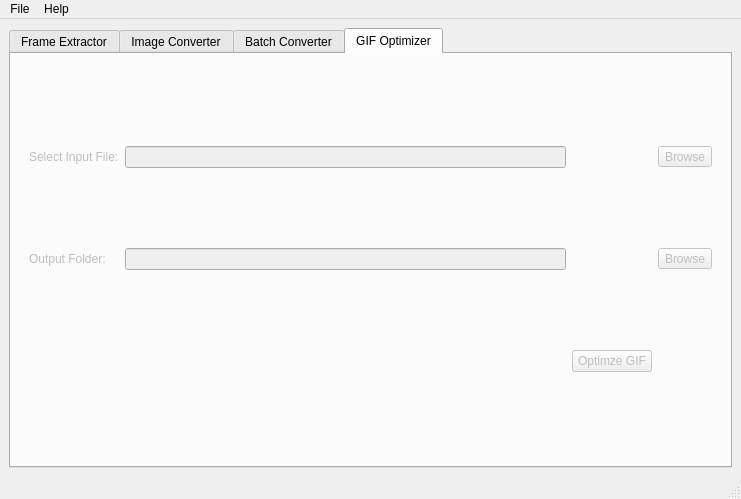
Before: the Qt Designer form form.ui in LyAhn/ImageNexus, drawn with Qt 5.
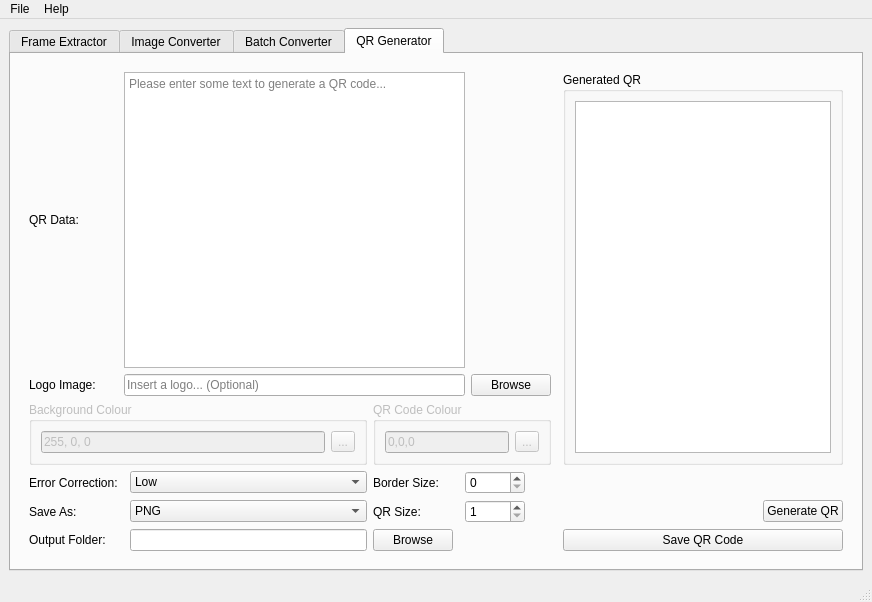
After: the same form once the commit is applied. The open tabs and pages were chosen to show the change. Icons and pictures are not drawn.

Commit message:
feature-QR Generator
New QR Generator Tab
- Adds qrcode to requirements.txt
- Adds 90% of functionality (embeddable logo, error correction, QR size)
- Current colour implentation doesn't work
- Increases version to 0.4.1

Known Issues/TODO:
- Only saves as qr_code.* and overwrites older generations
- Code and BG colour not currently working & disabled in UI

Patch:
```diff
--- a/form.ui
+++ b/form.ui
@@ -6,8 +6,8 @@
    <rect>
     <x>0</x>
     <y>0</y>
-    <width>741</width>
-    <height>499</height>
+    <width>872</width>
+    <height>602</height>
    </rect>
   </property>
   <property name="minimumSize">
@@ -24,7 +24,7 @@
     <normaloff>:/images/resources/icon.ico</normaloff>:/images/resources/icon.ico</iconset>
   </property>
   <widget class="QWidget" name="centralwidget">
-   <layout class="QGridLayout" name="gridLayout_9">
+   <layout class="QGridLayout" name="gridLayout_12">
     <item row="0" column="0">
      <widget class="QTabWidget" name="tabWidget">
       <property name="enabled">
@@ -351,75 +351,285 @@
         </item>
        </layout>
       </widget>
-      <widget class="QWidget" name="gifOptimizer">
-       <property name="enabled">
-        <bool>false</bool>
-       </property>
-       <attribute name="icon">
-        <iconset theme="face-worried"/>
-       </attribute>
+      <widget class="QWidget" name="qrGenerator">
        <attribute name="title">
-        <string>GIF Optimizer</string>
+        <string>QR Generator</string>
        </attribute>
-       <layout class="QGridLayout" name="gridLayout_7">
+       <layout class="QGridLayout" name="gridLayout_10">
         <item row="0" column="0">
          <widget class="QWidget" name="widget_4" native="true">
-          <layout class="QGridLayout" name="gridLayout_8">
-           <item row="0" column="0">
-            <widget class="QLabel" name="selectInputLabel4">
-             <property name="text">
-              <string>Select Input File:</string>
-             </property>
-            </widget>
-           </item>
-           <item row="0" column="1">
-            <widget class="QLineEdit" name="optimizeInput">
-             <property name="enabled">
-              <bool>false</bool>
-             </property>
-            </widget>
-           </item>
-           <item row="0" column="3">
-            <widget class="QToolButton" name="browseInput4">
-             <property name="enabled">
-              <bool>false</bool>
+          <layout class="QGridLayout" name="gridLayout_7">
+           <item row="1" column="6">
+            <widget class="QPushButton" name="logoBrowseButton">
+             <property name="sizePolicy">
+              <sizepolicy hsizetype="Fixed" vsizetype="Fixed">
+               <horstretch>0</horstretch>
+               <verstretch>0</verstretch>
+              </sizepolicy>
              </property>
              <property name="text">
               <string>Browse</string>
              </property>
             </widget>
            </item>
+           <item row="0" column="8" rowspan="3">
+            <widget class="QGroupBox" name="qrOutputGroup">
+             <property name="title">
+              <string>Generated QR</string>
+             </property>
+             <layout class="QGridLayout" name="gridLayout_11">
+              <item row="0" column="0">
+               <widget class="QGraphicsView" name="qrOutputView">
+                <property name="baseSize">
+                 <size>
+                  <width>0</width>
+                  <height>0</height>
+                 </size>
+                </property>
+               </widget>
+              </item>
+             </layout>
+            </widget>
+           </item>
+           <item row="5" column="5" colspan="2">
+            <widget class="QSpinBox" name="qrSizeSpinBox">
+             <property name="sizePolicy">
+              <sizepolicy hsizetype="Maximum" vsizetype="Fixed">
+               <horstretch>0</horstretch>
+               <verstretch>0</verstretch>
+              </sizepolicy>
+             </property>
+             <property name="maximumSize">
+              <size>
+               <width>60</width>
+               <height>16777215</height>
+              </size>
+             </property>
+             <property name="statusTip">
+              <string>Value between 1-40</string>
+             </property>
+             <property name="minimum">
+              <number>1</number>
+             </property>
+             <property name="maximum">
+              <number>40</number>
+             </property>
+            </widget>
+           </item>
            <item row="1" column="0">
-            <widget class="QLabel" name="outputFolderLabel4">
+            <widget class="QLabel" name="logoImageLabel">
+             <property name="text">
+              <string>Logo Image:</string>
+             </property>
+            </widget>
+           </item>
+           <item row="3" column="2">
+            <widget class="QComboBox" name="errorCorrectionCombo">
+             <item>
+              <property name="text">
+               <string>Low</string>
+              </property>
+             </item>
+             <item>
+              <property name="text">
+               <string>Medium</string>
+              </property>
+             </item>
+             <item>
+              <property name="text">
+               <string>Quartile</string>
+              </property>
+             </item>
+             <item>
+              <property name="text">
+               <string>High</string>
+              </property>
+             </item>
+            </widget>
+           </item>
+           <item row="0" column="1" colspan="5">
+            <widget class="QTextEdit" name="qrTextInput">
+             <property name="placeholderText">
+              <string>Please enter some text to generate a QR code...</string>
+             </property>
+            </widget>
+           </item>
+           <item row="1" column="1" colspan="5">
+            <widget class="QLineEdit" name="logoImageInput">
+             <property name="text">
+              <string/>
+             </property>
+             <property name="placeholderText">
+              <string>Insert a logo... (Optional)</string>
+             </property>
+            </widget>
+           </item>
+           <item row="0" column="0">
+            <widget class="QLabel" name="qrTextInputLabel">
+             <property name="text">
+              <string>QR Data:</string>
+             </property>
+            </widget>
+           </item>
+           <item row="3" column="0">
+            <widget class="QLabel" name="errorCorrectLabel">
+             <property name="text">
+              <string>Error Correction:</string>
+             </property>
+            </widget>
+           </item>
+           <item row="5" column="0" colspan="2">
+            <widget class="QLabel" name="saveAsLabel_3">
+             <property name="text">
+              <string>Save As:</string>
+             </property>
+            </widget>
+           </item>
+           <item row="3" column="3" colspan="2">
+            <widget class="QLabel" name="borderSpinLabel">
+             <property name="text">
+              <string>Border Size:</string>
+             </property>
+            </widget>
+           </item>
+           <item row="5" column="2">
+            <widget class="QComboBox" name="saveAsComboBox">
+             <item>
+              <property name="text">
+               <string>PNG</string>
+              </property>
+             </item>
+             <item>
+              <property name="text">
+               <string>SVG</string>
+              </property>
+             </item>
+            </widget>
+           </item>
+           <item row="5" column="3" colspan="2">
+            <widget class="QLabel" name="qrSizeLabel">
+             <property name="text">
+              <string>QR Size:</string>
+             </property>
+            </widget>
+           </item>
+           <item row="3" column="5" colspan="4">
+            <widget class="QSpinBox" name="borderSpinBox">
+             <property name="sizePolicy">
+              <sizepolicy hsizetype="Minimum" vsizetype="Fixed">
+               <horstretch>0</horstretch>
+               <verstretch>0</verstretch>
+              </sizepolicy>
+             </property>
+             <property name="maximumSize">
+              <size>
+               <width>60</width>
+               <height>16777215</height>
+              </size>
+             </property>
+             <property name="statusTip">
+              <string>Value between 0-10</string>
+             </property>
+             <property name="maximum">
+              <number>10</number>
+             </property>
+            </widget>
+           </item>
+           <item row="6" column="2">
+            <widget class="QLineEdit" name="outputFolderText"/>
+           </item>
+           <item row="6" column="0">
+            <widget class="QLabel" name="outputFolderLabel_4">
              <property name="text">
               <string>Output Folder:</string>
              </property>
             </widget>
            </item>
-           <item row="1" column="1">
-            <widget class="QLineEdit" name="outputFolder4">
-             <property name="enabled">
-              <bool>false</bool>
-             </property>
-            </widget>
-           </item>
-           <item row="1" column="3">
-            <widget class="QToolButton" name="outputBrowse4">
-             <property name="enabled">
-              <bool>false</bool>
-             </property>
+           <item row="6" column="3">
+            <widget class="QPushButton" name="browseFolderButton">
              <property name="text">
               <string>Browse</string>
              </property>
             </widget>
            </item>
-           <item row="2" column="2">
-            <widget class="QPushButton" name="optimizer_button">
+           <item row="6" column="8">
+            <widget class="QPushButton" name="saveQRButton">
+             <property name="text">
+              <string>Save QR Code</string>
+             </property>
+            </widget>
+           </item>
+           <item row="2" column="3" colspan="4">
+            <widget class="QGroupBox" name="codeColourGroup">
              <property name="enabled">
               <bool>false</bool>
              </property>
+             <property name="title">
+              <string>QR Code Colour</string>
+             </property>
+             <layout class="QGridLayout" name="gridLayout_9">
+              <item row="0" column="0">
+               <widget class="QLineEdit" name="codeColourInput">
+                <property name="text">
+                 <string>0,0,0</string>
+                </property>
+               </widget>
+              </item>
+              <item row="0" column="1">
+               <widget class="QToolButton" name="codeColourButton">
+                <property name="text">
+                 <string>...</string>
+                </property>
+               </widget>
+              </item>
+             </layout>
+            </widget>
+           </item>
+           <item row="2" column="0" colspan="3">
+            <widget class="QGroupBox" name="bgColourGroup">
+             <property name="enabled">
+              <bool>false</bool>
+             </property>
+             <property name="title">
+              <string>Background Colour</string>
+             </property>
+             <layout class="QGridLayout" name="gridLayout_8">
+              <item row="0" column="0">
+               <widget class="QLineEdit" name="bgColourInput">
+                <property name="text">
+                 <string>255, 0, 0</string>
+                </property>
+               </widget>
+              </item>
+              <item row="0" column="1">
+               <widget class="QToolButton" name="bgColourButton">
+                <property name="text">
+                 <string>...</string>
+                </property>
+               </widget>
+              </item>
+             </layout>
+            </widget>
+           </item>
+           <item row="5" column="8">
+            <widget class="QPushButton" name="qrGenButton">
+             <property name="sizePolicy">
+              <sizepolicy hsizetype="Fixed" vsizetype="Fixed">
+               <horstretch>0</horstretch>
+               <verstretch>0</verstretch>
+              </sizepolicy>
+             </property>
+             <property name="layoutDirection">
+              <enum>Qt::RightToLeft</enum>
+             </property>
              <property name="text">
-              <string>Optimze GIF</string>
+              <string>Generate QR</string>
+             </property>
+             <property name="default">
+              <bool>false</bool>
+             </property>
+             <property name="flat">
+              <bool>false</bool>
              </property>
             </widget>
            </item>
@@ -437,7 +647,7 @@
     <rect>
      <x>0</x>
      <y>0</y>
-     <width>741</width>
+     <width>872</width>
      <height>21</height>
     </rect>
    </property>
```
Left out of the diff: 36 changed lines with no effect on the pictures. The commit also changes 4 other files.
